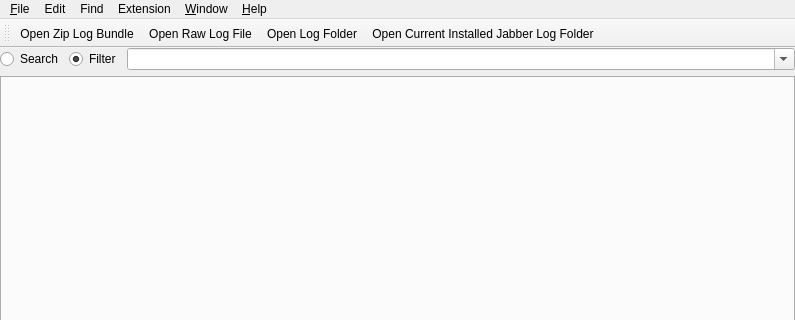
Qt form mainwindow.ui (missdeer/cjlv) before a commit; both pictures show x 0 to 795 and y 0 to 320 of the 795 by 521 pixel window.
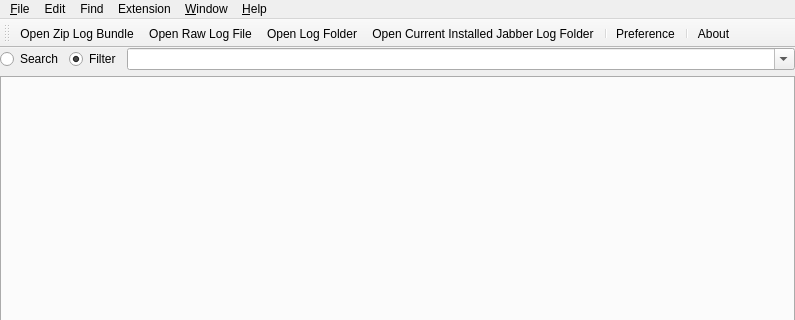
The same form after that commit. Icons and pictures are not drawn. Custom widgets are drawn as their Qt base class.

Commit message: (*)put preference action & about action on tool bar

Diff of the .ui file:
```diff
--- a/mainwindow.ui
+++ b/mainwindow.ui
@@ -182,6 +182,10 @@
    <addaction name="actionOpenRawLogFile"/>
    <addaction name="actionOpenLogFolder"/>
    <addaction name="actionOpenCurrentInstalledJabberLogFolder"/>
+   <addaction name="separator"/>
+   <addaction name="actionPreference"/>
+   <addaction name="separator"/>
+   <addaction name="actionAbout"/>
   </widget>
   <widget class="QStatusBar" name="statusBar"/>
   <action name="actionOpenZipLogBundle">
```
